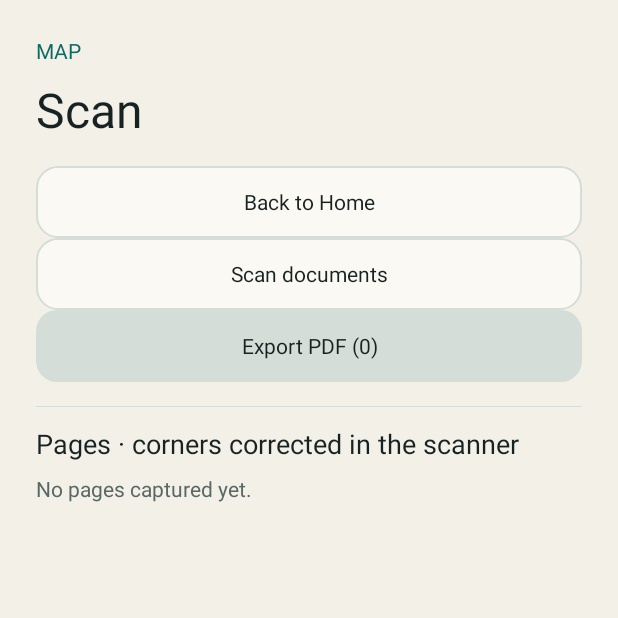
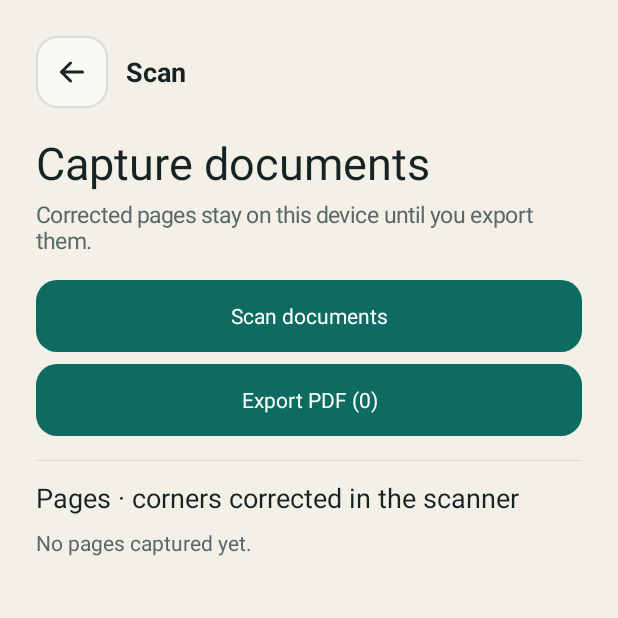
Before and after one commit to H4fizWasabie/map-android, an Android app: the ScanActivity screen opened directly, with no data from a screen before it, on a phone screen of 412 x 824 dp, the top half of it. Run offline under Robolectric (Android 15) with nearby library versions, the light colour scheme and no system bars; libraries missing offline, so code that uses them is left out: com.google.mlkit.vision; 1 statement that could not run was skipped.

Commit message:
feat: refine scan and document states

```diff
--- a/app/src/main/kotlin/app/map/android/DocumentViewerActivity.kt
+++ b/app/src/main/kotlin/app/map/android/DocumentViewerActivity.kt
@@ -12,6 +12,7 @@ import android.graphics.pdf.PdfRenderer
 import android.net.Uri
 import android.os.Bundle
 import android.os.ParcelFileDescriptor
+import android.content.res.ColorStateList
 import android.text.InputType
 import android.view.Gravity
 import android.view.ScaleGestureDetector
@@ -20,6 +21,7 @@ import android.view.ViewGroup
 import android.widget.Button
 import android.widget.EditText
 import android.widget.HorizontalScrollView
+import android.widget.ImageButton
 import android.widget.ImageView
 import android.widget.LinearLayout
 import android.widget.ScrollView
@@ -186,7 +188,14 @@ class DocumentViewerActivity : Activity() {
             orientation = LinearLayout.HORIZONTAL
             gravity = Gravity.CENTER_VERTICAL
             setPadding(dp(16), dp(24), dp(16), dp(4))
-            addView(button("Back") { finish() })
+            addView(ImageButton(this@DocumentViewerActivity).apply {
+                setImageResource(R.drawable.ic_map_back)
+                imageTintList = ColorStateList.valueOf(getColor(R.color.map_text))
+                setBackgroundResource(R.drawable.map_button_surface)
+                backgroundTintList = null
+                contentDescription = "Back"
+                setOnClickListener { finish() }
+            }, LinearLayout.LayoutParams(dp(48), dp(48)))
             addView(TextView(this@DocumentViewerActivity).apply {
                 text = name
                 textSize = 18f
@@ -356,7 +365,11 @@ class DocumentViewerActivity : Activity() {
             setTextColor(getColor(R.color.map_muted))
             setPadding(0, 0, 0, dp(16))
         })
-        root.addView(button("Open with another app") { openExternally() })
+        root.addView(Button(this, null, 0, R.style.MapPrimaryButton).apply {
+            text = "Open with another app"
+            isAllCaps = false
+            setOnClickListener { openExternally() }
+        })
         setContentView(root)
     }
 
--- a/app/src/main/kotlin/app/map/android/ScanActivity.kt
+++ b/app/src/main/kotlin/app/map/android/ScanActivity.kt
@@ -12,9 +12,12 @@ import android.graphics.Rect
 import android.graphics.pdf.PdfDocument
 import android.net.Uri
 import android.os.Bundle
+import android.content.res.ColorStateList
+import android.view.Gravity
 import android.view.View
 import android.widget.Button
 import android.widget.CheckBox
+import android.widget.ImageButton
 import android.widget.LinearLayout
 import android.widget.ScrollView
 import android.widget.TextView
@@ -82,23 +85,41 @@ class ScanActivity : Activity() {
             setPadding(dp(24), dp(24), dp(24), dp(24))
             setBackgroundColor(getColor(R.color.map_background))
         }
-        root.addView(TextView(this).apply {
-            text = "MAP"
-            textSize = 14f
-            setTextColor(getColor(R.color.map_accent))
+        root.addView(LinearLayout(this).apply {
+            orientation = LinearLayout.HORIZONTAL
+            gravity = Gravity.CENTER_VERTICAL
+            addView(ImageButton(this@ScanActivity).apply {
+                setImageResource(R.drawable.ic_map_back)
+                imageTintList = ColorStateList.valueOf(getColor(R.color.map_text))
+                setBackgroundResource(R.drawable.map_button_surface)
+                backgroundTintList = null
+                contentDescription = "Back"
+                setOnClickListener { finish() }
+            }, LinearLayout.LayoutParams(dp(48), dp(48)))
+            addView(TextView(this@ScanActivity).apply {
+                text = "Scan"
+                textSize = 18f
+                setTypeface(typeface, android.graphics.Typeface.BOLD)
+                setTextColor(getColor(R.color.map_text))
+                gravity = Gravity.CENTER_VERTICAL
+                setPadding(dp(12), 0, 0, 0)
+            })
         })
         root.addView(TextView(this).apply {
-            text = "Scan"
-            textSize = 32f
+            text = "Capture documents"
+            textSize = 30f
             setTextColor(getColor(R.color.map_text))
-            setPadding(0, dp(8), 0, dp(16))
+            setPadding(0, dp(16), 0, dp(4))
         })
-        root.addView(Button(this).apply {
-            text = "Back to Home"
-            setOnClickListener { finish() }
+        root.addView(TextView(this).apply {
+            text = "Corrected pages stay on this device until you export them."
+            textSize = 15f
+            setTextColor(getColor(R.color.map_muted))
+            setPadding(0, 0, 0, dp(16))
         })
-        root.addView(Button(this).apply {
+        root.addView(Button(this, null, 0, R.style.MapPrimaryButton).apply {
             text = "Scan documents"
+            isAllCaps = false
             setOnClickListener { startScanner() }
         })
         val storedPages = database.pages(sessionId)
@@ -107,10 +128,12 @@ class ScanActivity : Activity() {
             selectionInitialized = true
         }
         selectedPageIds.retainAll(storedPages.map { it.id }.toSet())
-        val exportButton = Button(this).apply {
+        val exportButton = Button(this, null, 0, R.style.MapPrimaryButton).apply {
             text = "Export PDF (${selectedPageIds.size})"
+            isAllCaps = false
             isEnabled = selectedPageIds.isNotEmpty()
             setOnClickListener { exportPdf() }
+            layoutParams = LinearLayout.LayoutParams(-1, -2).apply { topMargin = dp(8) }
         }
         root.addView(exportButton)
         root.addView(View(this).apply {
```
Also changed, not shown: 1 other file.
